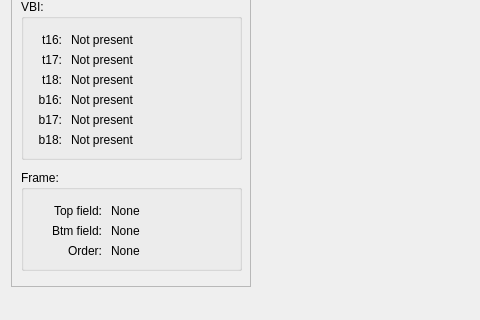
Before: the Qt Designer form tools/ld-analyse/mainwindow.ui in happycube/ld-decode, drawn with Qt 5; both pictures show x 0 to 480 and y 130 to 450 of the 600 by 450 pixel window.
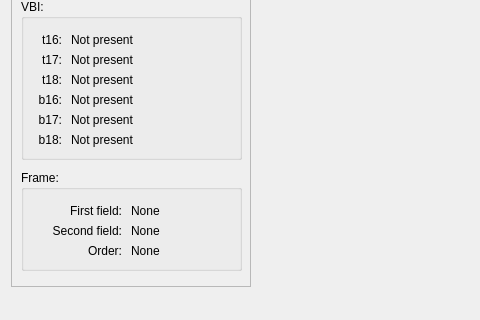
After: the same form once the commit is applied. Icons and pictures are not drawn.

Commit message: Improvements to ld-analyse code to assist with field order readability

Diff of the .ui file:
```diff
--- a/tools/ld-analyse/mainwindow.ui
+++ b/tools/ld-analyse/mainwindow.ui
@@ -329,12 +329,12 @@
          <rect>
           <x>10</x>
           <y>30</y>
-          <width>71</width>
+          <width>91</width>
           <height>21</height>
          </rect>
         </property>
         <property name="text">
-         <string>Top field:</string>
+         <string>First field:</string>
         </property>
         <property name="alignment">
          <set>Qt::AlignRight|Qt::AlignTrailing|Qt::AlignVCenter</set>
@@ -345,12 +345,12 @@
          <rect>
           <x>10</x>
           <y>50</y>
-          <width>71</width>
+          <width>91</width>
           <height>21</height>
          </rect>
         </property>
         <property name="text">
-         <string>Btm field:</string>
+         <string>Second field:</string>
         </property>
         <property name="alignment">
          <set>Qt::AlignRight|Qt::AlignTrailing|Qt::AlignVCenter</set>
@@ -361,7 +361,7 @@
          <rect>
           <x>10</x>
           <y>70</y>
-          <width>71</width>
+          <width>91</width>
           <height>21</height>
          </rect>
         </property>
@@ -375,9 +375,9 @@
        <widget class="QLabel" name="topFieldLabel">
         <property name="geometry">
          <rect>
-          <x>90</x>
+          <x>110</x>
           <y>30</y>
-          <width>121</width>
+          <width>101</width>
           <height>21</height>
          </rect>
         </property>
@@ -388,9 +388,9 @@
        <widget class="QLabel" name="bottomFieldLabel">
         <property name="geometry">
          <rect>
-          <x>90</x>
+          <x>110</x>
           <y>50</y>
-          <width>121</width>
+          <width>101</width>
           <height>21</height>
          </rect>
         </property>
@@ -401,9 +401,9 @@
        <widget class="QLabel" name="fieldOrderLabel">
         <property name="geometry">
          <rect>
-          <x>90</x>
+          <x>110</x>
           <y>70</y>
-          <width>121</width>
+          <width>101</width>
           <height>21</height>
          </rect>
         </property>
```
Left out of the diff: 4 changed lines with no effect on the pictures. The commit also changes 8 other files.
